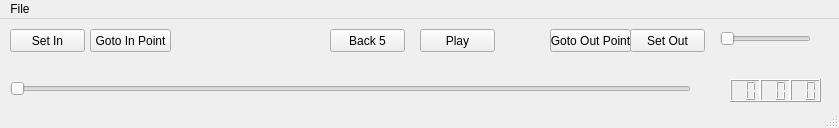
Old version of the form src/vidtrim/VideoTrimMainWindow_UI.ui in the repository shearern/SBC-Video-Trimmer.
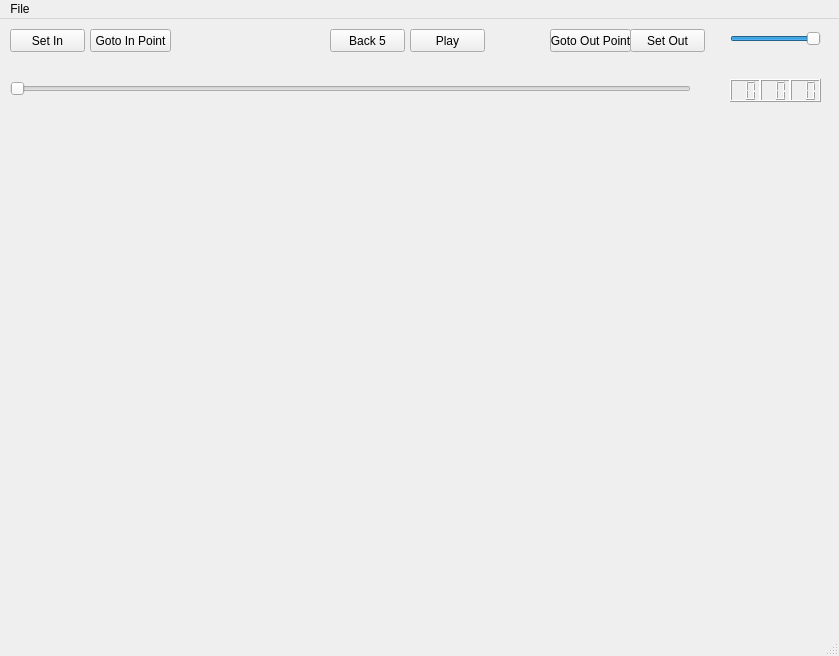
New version of the form. Icons and pictures are not drawn.

Commit message: Got video to play in window!

```diff
--- a/src/vidtrim/VideoTrimMainWindow_UI.ui
+++ b/src/vidtrim/VideoTrimMainWindow_UI.ui
@@ -7,7 +7,7 @@
     <x>0</x>
     <y>0</y>
     <width>839</width>
-    <height>128</height>
+    <height>656</height>
    </rect>
   </property>
   <property name="windowTitle">
@@ -73,7 +73,7 @@
    <widget class="QPushButton" name="pushButton">
     <property name="geometry">
      <rect>
-      <x>420</x>
+      <x>410</x>
       <y>10</y>
       <width>75</width>
       <height>23</height>
@@ -112,12 +112,18 @@
    <widget class="QSlider" name="horizontalSlider_2">
     <property name="geometry">
      <rect>
-      <x>720</x>
+      <x>730</x>
       <y>10</y>
       <width>91</width>
       <height>19</height>
      </rect>
     </property>
+    <property name="maximum">
+     <number>100</number>
+    </property>
+    <property name="value">
+     <number>100</number>
+    </property>
     <property name="orientation">
      <enum>Qt::Horizontal</enum>
     </property>
@@ -161,6 +167,16 @@
      <string>Goto Out Point</string>
     </property>
    </widget>
+   <widget class="QWidget" name="video_widget" native="true">
+    <property name="geometry">
+     <rect>
+      <x>20</x>
+      <y>100</y>
+      <width>791</width>
+      <height>511</height>
+     </rect>
+    </property>
+   </widget>
   </widget>
   <widget class="QMenuBar" name="menubar">
    <property name="geometry">
```
Left out of the diff: 2 changed lines with no effect on the pictures. The commit also changes 1 other file.
